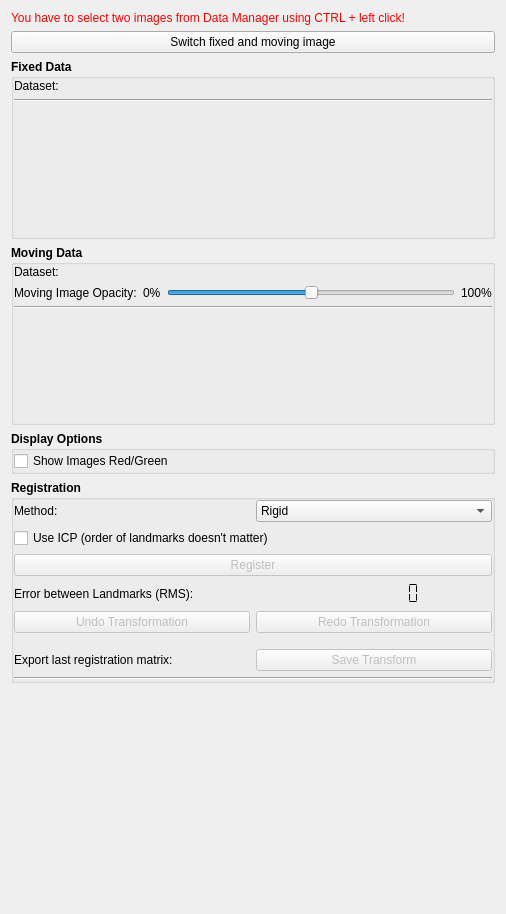
Before: the Qt Designer form Plugins/org.mitk.gui.qt.registration/src/internal/QmitkPointBasedRegistrationViewControls.ui in MITK/MITK, drawn with Qt 5.
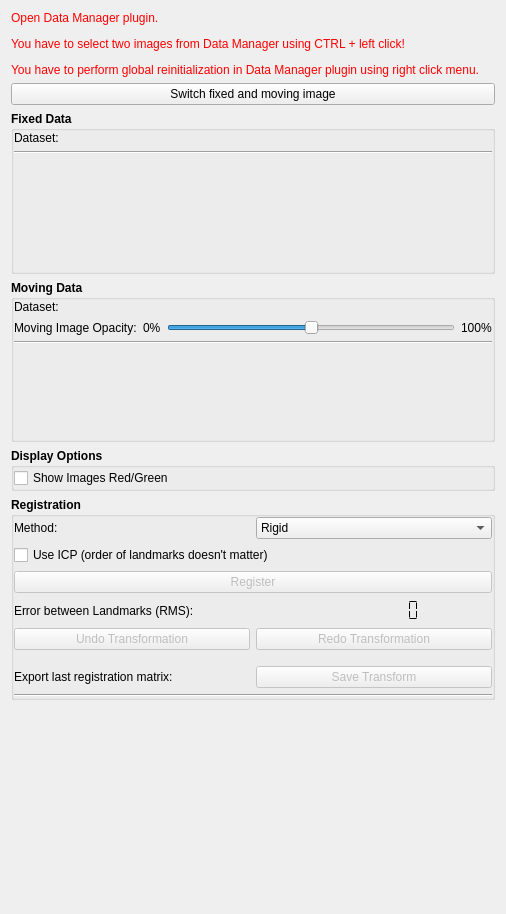
After: the same form once the commit is applied. Icons and pictures are not drawn. Custom widgets are drawn as their Qt base class.

Commit message:
Registration plugins rework.
NAVI-954, NAVI-955

```diff
--- a/Plugins/org.mitk.gui.qt.registration/src/internal/QmitkPointBasedRegistrationViewControls.ui
+++ b/Plugins/org.mitk.gui.qt.registration/src/internal/QmitkPointBasedRegistrationViewControls.ui
@@ -69,7 +69,7 @@
       <string/>
      </property>
      <property name="text">
-      <string>You have to select two images from Data Manager using CTRL + left click!</string>
+      <string>&lt;html&gt;&lt;head/&gt;&lt;body&gt;&lt;p&gt;Open Data Manager plugin. &lt;/p&gt;&lt;p&gt;You have to select two images from Data Manager using CTRL + left click! &lt;/p&gt;&lt;p&gt;You have to perform global reinitialization in Data Manager plugin using right click menu.&lt;/p&gt;&lt;/body&gt;&lt;/html&gt;</string>
      </property>
     </widget>
    </item>
```
The commit also changes 3 other files.
